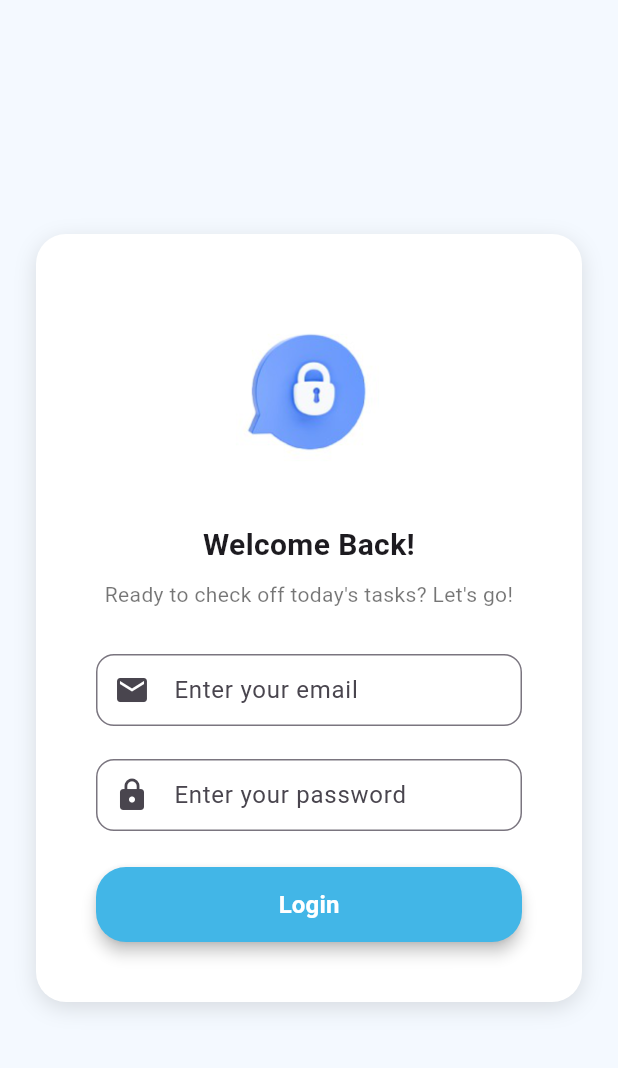
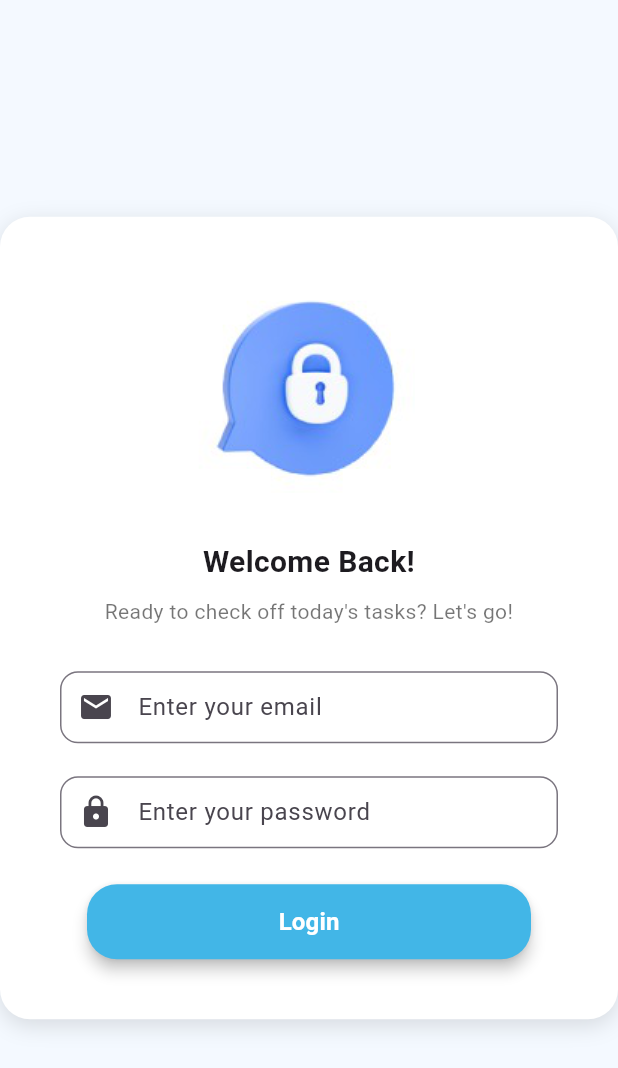
Before and after one commit to ZacksAryasatya/Todolist-Flutter-Project, a Flutter app: the screen it shows after launch, after a tap on "Get Started", on a phone screen of 412 x 824 dp. Shown: the top 1068 px of the screen. Run offline on Flutter 3.47's test engine with Material 3 defaults, Android fonts, the light colour scheme and no system bars; our stand-ins replace get.

Commit message:
feat/ui[fixing some code]

```diff
--- a/lib/pages/addtodo_page.dart
+++ b/lib/pages/addtodo_page.dart
@@ -15,7 +15,7 @@ class AddTodoPage extends StatelessWidget {
     return Scaffold(
       backgroundColor: Colors.white,
       appBar: AppBar(
-         title: const Text("Tambah Todo"),
+        title: const Text("Tambah Todo"),
         backgroundColor: const Color.fromARGB(255, 255, 255, 255),
         elevation: 0,
       ),
@@ -74,6 +74,10 @@ class AddTodoPage extends StatelessWidget {
             SizedBox(
               width: double.infinity,
               child: Frame4Button(
+                width: 296,
+                height: 50,
+                elevation: 4,
+                color: const Color(0xFF42B6E7),
                 text: "Simpan Todo",
                 onPressed: todoController.addTodo,
               ),
--- a/lib/pages/edittodo_page.dart
+++ b/lib/pages/edittodo_page.dart
@@ -76,6 +76,10 @@ class EditTodoPage extends StatelessWidget {
             SizedBox(
               width: double.infinity,
               child: Frame4Button(
+                width: 296,
+                height: 50,
+                elevation: 4,
+                color: const Color(0xFF42B6E7),
                 text: "Update Todo",
                 onPressed: editController.saveTodo,
               ),
--- a/lib/pages/mobile/history_mobile_page.dart
+++ b/lib/pages/mobile/history_mobile_page.dart
@@ -22,7 +22,6 @@ class HistoryMobilePage extends StatelessWidget {
             Expanded(
               child: Obx(() {
                 final todos = todoController.completedTodos;
-
                 if (todos.isEmpty) {
                   return const Center(
                     child: Text(
--- a/lib/pages/mobile/login_mobile_page.dart
+++ b/lib/pages/mobile/login_mobile_page.dart
@@ -7,6 +7,7 @@ import 'package:todolist_application/reusable_component/textfield_widget.dart';
 
 class LoginMobilePage extends StatelessWidget {
   LoginMobilePage({super.key});
+
   final AuthController authController = Get.find<AuthController>();
 
   @override
@@ -15,14 +16,9 @@ class LoginMobilePage extends StatelessWidget {
       backgroundColor: const Color(0xFFF4F9FF),
       body: LayoutBuilder(
         builder: (context, constraints) {
-          bool isWide = constraints.maxWidth > 600;
-
           return Center(
             child: SingleChildScrollView(
-              padding: EdgeInsets.symmetric(
-                horizontal: isWide ? constraints.maxWidth * 0.25 : 24,
-                vertical: isWide ? 40 : 16,
-              ),
+              padding: EdgeInsets.symmetric(),
               child: ConstrainedBox(
                 constraints: const BoxConstraints(maxWidth: 500),
                 child: CustomCard(
@@ -31,11 +27,7 @@ class LoginMobilePage extends StatelessWidget {
                     child: Column(
                       mainAxisSize: MainAxisSize.min,
                       children: [
-                        Image.asset(
-                          "assets/images/kunci.png",
-                          width: isWide ? 180 : 140,
-                          height: isWide ? 180 : 140,
-                        ),
+                        Image.asset("assets/images/kunci.png"),
                         const SizedBox(height: 13),
                         const Text(
                           "Welcome Back!",
@@ -48,10 +40,7 @@ class LoginMobilePage extends StatelessWidget {
                         const SizedBox(height: 8),
                         const Text(
                           "Ready to check off today's tasks? Let's go!",
-                          style: TextStyle(
-                            fontSize: 14,
-                            color: Colors.black54,
-                          ),
+                          style: TextStyle(fontSize: 14, color: Colors.black54),
                           textAlign: TextAlign.center,
                         ),
                         const SizedBox(height: 24),
@@ -71,6 +60,10 @@ class LoginMobilePage extends StatelessWidget {
                         ),
                         const SizedBox(height: 24),
                         Frame4Button(
+                          width: 296,
+                          height: 50,
+                          elevation: 4,
+                          color: const Color(0xFF42B6E7),
                           text: "Login",
                           onPressed: () {
                             authController.login();
--- a/lib/pages/welcoming_page.dart
+++ b/lib/pages/welcoming_page.dart
@@ -8,7 +8,7 @@ class WelcomingPage extends StatelessWidget {
 
   @override
   Widget build(BuildContext context) {
-   return Scaffold(
+    return Scaffold(
       backgroundColor: Colors.white,
       body: SafeArea(
         child: Padding(
@@ -45,10 +45,7 @@ class WelcomingPage extends StatelessWidget {
               const Text(
                 "Turn your tasks into achievements.",
                 textAlign: TextAlign.center,
-                style: TextStyle(
-                  fontSize: 22,
-                  fontWeight: FontWeight.bold,
-                ),
+                style: TextStyle(fontSize: 22, fontWeight: FontWeight.bold),
               ),
 
               const SizedBox(height: 12),
@@ -64,10 +61,12 @@ class WelcomingPage extends StatelessWidget {
 
               const SizedBox(height: 32),
               Frame4Button(
+                width: 296,
+                height: 50,
+                elevation: 4,
+                color: const Color(0xFF42B6E7),
                 onPressed: () {
-                  Get.offNamed(
-                    AppRoutes.login
-                  );
+                  Get.offNamed(AppRoutes.login);
                 },
                 text: "Get Started",
               ),
--- a/lib/routes/pages.dart
+++ b/lib/routes/pages.dart
@@ -1,8 +1,8 @@
-
 import 'package:todolist_application/binding/auth_binding.dart';
 import 'package:todolist_application/binding/dashboard_binding.dart';
 import 'package:todolist_application/binding/edit_todo_binding.dart';
 import 'package:todolist_application/binding/todo_binding.dart';
+import 'package:todolist_application/controllers/auth_controller.dart';
 import 'package:todolist_application/pages/addtodo_page.dart';
 import 'package:todolist_application/pages/dashboard_page.dart';
 import 'package:todolist_application/pages/edittodo_page.dart';
@@ -10,63 +10,47 @@ import 'package:todolist_application/pages/history_page.dart';
 import 'package:todolist_application/pages/Home_page.dart';
 import 'package:todolist_application/pages/login_page.dart';
 import 'package:todolist_application/pages/Profile_page.dart';
+import 'package:todolist_application/pages/mobile/profile_mobile_page.dart';
 import 'package:todolist_application/pages/welcoming_page.dart';
-import 'package:todolist_application/pages/widescreen/dashboard_widescreen_page.dart';
 import 'package:todolist_application/pages/widescreen/history_widescreen_page.dart';
 import 'package:todolist_application/pages/widescreen/home_widescreen_page.dart';
 import 'package:todolist_application/pages/widescreen/login_widescreen_page.dart';
+import 'package:todolist_application/pages/widescreen/profile_widescreen_page.dart';
 import 'package:todolist_application/routes/routes.dart';
 import 'package:get/get.dart';
+
 class AppPages {
   static final pages = [
-    GetPage(
-      name: AppRoutes.welcome,
-      page: () => WelcomingPage(),
-    ),
+    GetPage(name: AppRoutes.welcome, page: () => WelcomingPage()),
     GetPage(
       name: AppRoutes.login,
       page: () => LoginPage(),
       binding: AuthBinding(),
-
-      ),
+    ),
     GetPage(
       name: AppRoutes.dashboard,
       page: () => DashboardPage(),
       bindings: [DashboardBinding(), TodoBinding()],
     ),
-    GetPage(
-      name: AppRoutes.home,
-      page: () => HomePage(),
-
-      ),
-    GetPage(
-      name: AppRoutes.addtodo,
-      page: () => AddTodoPage(),
-
-      ),
+    GetPage(name: AppRoutes.home, page: () => HomePage()),
+    GetPage(name: AppRoutes.addtodo, page: () => AddTodoPage()),
 
     GetPage(
       name: AppRoutes.edittodo,
       page: () => EditTodoPage(),
       binding: EditTodoBinding(),
     ),
+    GetPage(name: AppRoutes.history, page: () => HistoryPage()),
+    GetPage(name: AppRoutes.profile, page: () => ProfilePage()),
+
     GetPage(
-      name: AppRoutes.history,
-      page: () => HistoryPage(),
-
-    ),
-    GetPage(
-      name: AppRoutes.profile,
-      page: () => ProfilePage(),
+      name: AppRoutes.profilewidescreenpage,
+      page: () => ProfileWidescreenPage(),
+      binding: AuthBinding(),
     ),
     GetPage(
       name: AppRoutes.loginwidescreenpage,
       page: () => LoginWidescreenPage(),
-      binding: TodoBinding(),
-    ),
-    GetPage(
-      name: AppRoutes.dashboardwidescreenpage,
-      page: () => DashboardWidescreenPage(),
       binding: TodoBinding(),
     ),
     GetPage(
@@ -80,5 +64,4 @@ class AppPages {
       binding: TodoBinding(),
     ),
   ];
-
 }
--- a/lib/routes/routes.dart
+++ b/lib/routes/routes.dart
@@ -1,5 +1,5 @@
 class AppRoutes {
-  static const String welcome= "/welcome";
+  static const String welcome = "/welcome";
   static const String login = "/login";
   static const String dashboard = "/dashboard";
   static const String home = "/homepage";
@@ -11,5 +11,4 @@ class AppRoutes {
   static const String profilewidescreenpage = "/profilewidescreenpage";
   static const String historywidescreenpage = "/historywidescreenpage";
   static const String homewidescreenpage = "/homewidescreenpage";
-  static const String dashboardwidescreenpage = "/dashboardwidescreenpage";
 }
```
Also changed, not shown: lib/pages/mobile/profile_mobile_page.dart (+11 -0 lines), lib/pages/widescreen/dashboard_widescreen_page.dart (deleted, +0 -151 lines), lib/pages/widescreen/login_widescreen_page.dart (+5 -4 lines).
